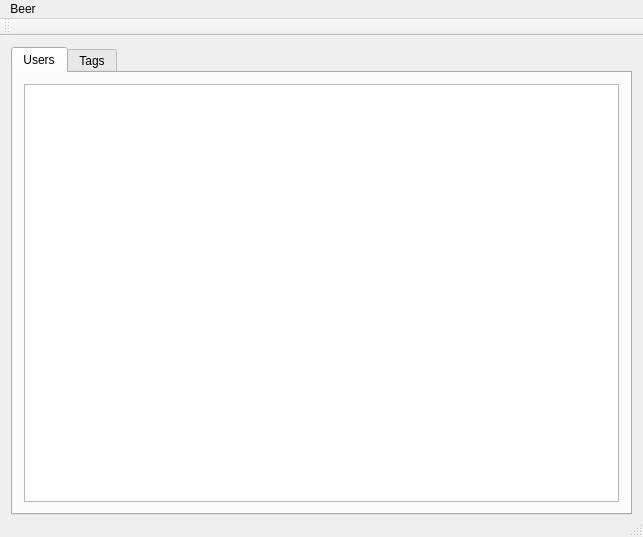
The window that qbeer.ui (elmo2k3/qbeer) describes before a commit, drawn with Qt 5.
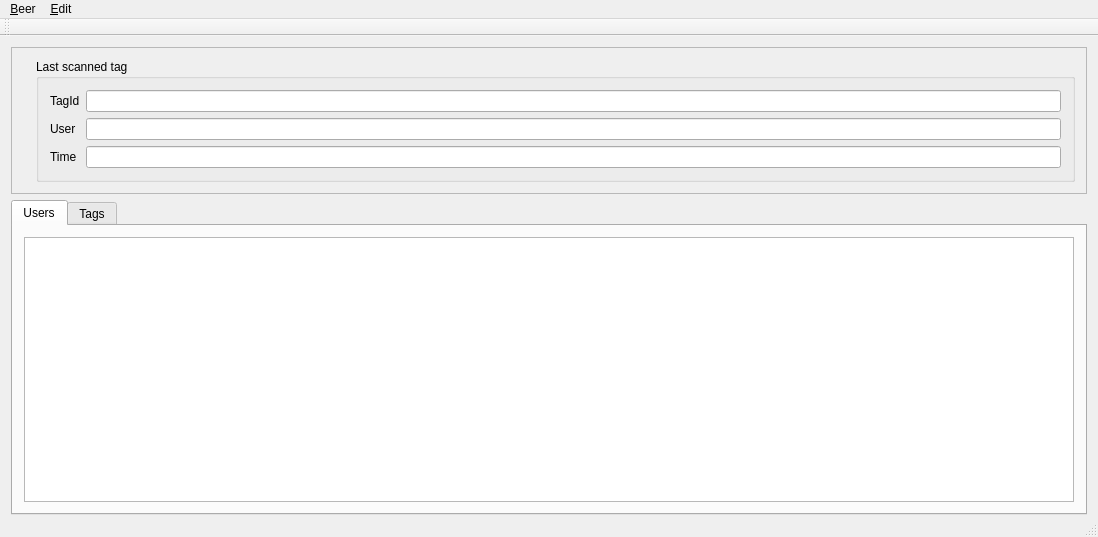
The same window after the commit. Icons and pictures are not drawn.

What changed in the file:
```diff
--- a/qbeer.ui
+++ b/qbeer.ui
@@ -6,7 +6,7 @@
    <rect>
     <x>0</x>
     <y>0</y>
-    <width>643</width>
+    <width>1098</width>
     <height>537</height>
    </rect>
   </property>
@@ -14,12 +14,15 @@
    <string>qbeer</string>
   </property>
   <widget class="QWidget" name="centralWidget">
-   <layout class="QVBoxLayout" name="verticalLayout">
+   <layout class="QGridLayout" name="gridLayout">
     <property name="bottomMargin">
      <number>0</number>
     </property>
-    <item>
+    <item row="2" column="0">
      <widget class="QTabWidget" name="tabWidget">
+      <property name="enabled">
+       <bool>true</bool>
+      </property>
       <property name="currentIndex">
        <number>0</number>
       </property>
@@ -45,6 +48,82 @@
       </widget>
      </widget>
     </item>
+    <item row="0" column="0" rowspan="2">
+     <widget class="QFrame" name="frame">
+      <property name="frameShape">
+       <enum>QFrame::StyledPanel</enum>
+      </property>
+      <property name="frameShadow">
+       <enum>QFrame::Raised</enum>
+      </property>
+      <layout class="QHBoxLayout" name="horizontalLayout">
+       <item>
+        <widget class="QLabel" name="label">
+         <property name="text">
+          <string/>
+         </property>
+         <property name="pixmap">
+          <pixmap resource="res.qrc">:/pics/res/Beernary_counter_600.png</pixmap>
+         </property>
+        </widget>
+       </item>
+       <item>
+        <widget class="QGroupBox" name="groupBox">
+         <property name="title">
+          <string>Last scanned tag</string>
+         </property>
+         <layout class="QFormLayout" name="formLayout">
+          <item row="0" column="0">
+           <widget class="QLabel" name="label_2">
+            <property name="text">
+             <string>TagId</string>
+            </property>
+           </widget>
+          </item>
+          <item row="0" column="1">
+           <widget class="QLineEdit" name="lineEditLastTag">
+            <property name="enabled">
+             <bool>true</bool>
+            </property>
+            <property name="readOnly">
+             <bool>true</bool>
+            </property>
+           </widget>
+          </item>
+          <item row="1" column="0">
+           <widget class="QLabel" name="label_3">
+            <property name="text">
+             <string>User</string>
+            </property>
+           </widget>
+          </item>
+          <item row="1" column="1">
+           <widget class="QLineEdit" name="lineEditLastUser">
+            <property name="readOnly">
+             <bool>true</bool>
+            </property>
+           </widget>
+          </item>
+          <item row="2" column="0">
+           <widget class="QLabel" name="label_4">
+            <property name="text">
+             <string>Time</string>
+            </property>
+           </widget>
+          </item>
+          <item row="2" column="1">
+           <widget class="QLineEdit" name="lineEditLastTime">
+            <property name="readOnly">
+             <bool>true</bool>
+            </property>
+           </widget>
+          </item>
+         </layout>
+        </widget>
+       </item>
+      </layout>
+     </widget>
+    </item>
    </layout>
   </widget>
   <widget class="QMenuBar" name="menuBar">
@@ -52,13 +131,13 @@
     <rect>
      <x>0</x>
      <y>0</y>
-     <width>643</width>
+     <width>1098</width>
      <height>27</height>
     </rect>
    </property>
    <widget class="QMenu" name="menuBeer">
     <property name="title">
-     <string>Beer</string>
+     <string>&amp;Beer</string>
     </property>
     <addaction name="actionConnect"/>
     <addaction name="separator"/>
@@ -66,7 +145,14 @@
     <addaction name="separator"/>
     <addaction name="actionQuit"/>
    </widget>
+   <widget class="QMenu" name="menuEdit">
+    <property name="title">
+     <string>&amp;Edit</string>
+    </property>
+    <addaction name="actionProperties_2"/>
+   </widget>
    <addaction name="menuBeer"/>
+   <addaction name="menuEdit"/>
   </widget>
   <widget class="QToolBar" name="mainToolBar">
    <attribute name="toolBarArea">
```
Left out of the diff: 29 changed lines with no effect on the pictures.
